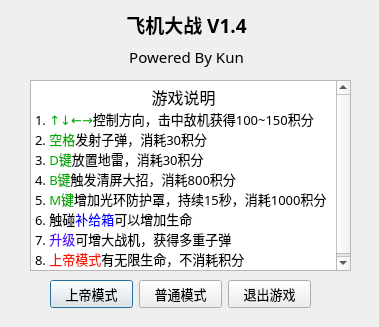
kun368/PlaneWar, file logindlg.ui: the form before one commit.
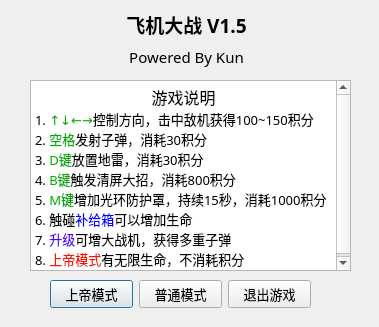
The form after the commit.

```diff
--- a/logindlg.ui
+++ b/logindlg.ui
@@ -39,7 +39,7 @@
        </font>
       </property>
       <property name="text">
-       <string>飞机大战 V1.4</string>
+       <string>飞机大战 V1.5</string>
       </property>
       <property name="alignment">
        <set>Qt::AlignCenter</set>
```
